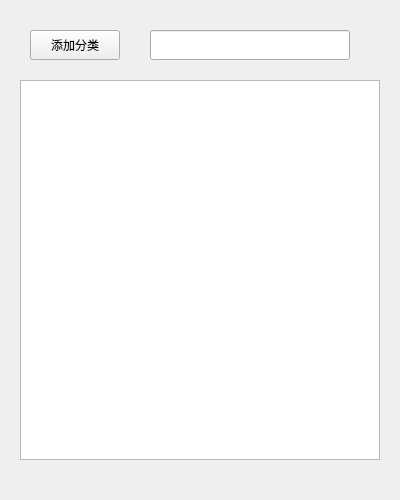
This is BMS/view/modifybookcategory.ui in adventurer-w/Books-Management-System as Qt 5 draws it before an edit. The edited form follows.
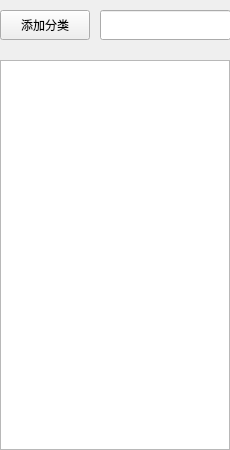
This is the edited form.

```diff
--- a/BMS/view/modifybookcategory.ui
+++ b/BMS/view/modifybookcategory.ui
@@ -6,8 +6,8 @@
    <rect>
     <x>0</x>
     <y>0</y>
-    <width>400</width>
-    <height>500</height>
+    <width>230</width>
+    <height>450</height>
    </rect>
   </property>
   <property name="windowTitle">
@@ -16,9 +16,9 @@
   <widget class="QLineEdit" name="line_addclassify">
    <property name="geometry">
     <rect>
-     <x>150</x>
-     <y>30</y>
-     <width>200</width>
+     <x>100</x>
+     <y>10</y>
+     <width>131</width>
      <height>30</height>
     </rect>
    </property>
@@ -26,8 +26,8 @@
   <widget class="QPushButton" name="btn_addclassify">
    <property name="geometry">
     <rect>
-     <x>30</x>
-     <y>30</y>
+     <x>0</x>
+     <y>10</y>
      <width>90</width>
      <height>30</height>
     </rect>
@@ -39,10 +39,10 @@
   <widget class="QTableView" name="tb">
    <property name="geometry">
     <rect>
-     <x>20</x>
-     <y>80</y>
-     <width>360</width>
-     <height>380</height>
+     <x>0</x>
+     <y>60</y>
+     <width>230</width>
+     <height>390</height>
     </rect>
    </property>
   </widget>
```
